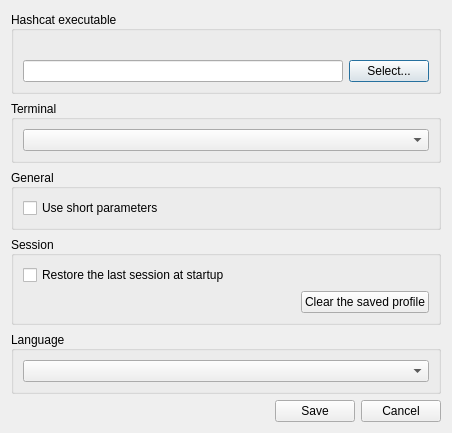
rgroesslinger/hashcat-gui, file src/settingsdialog.ui: the form before one commit.
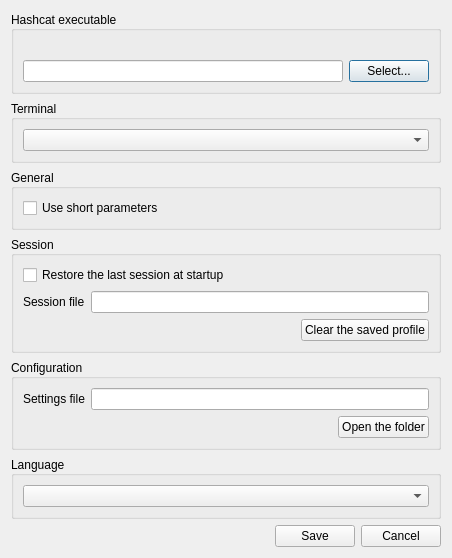
The form after the commit.

Commit message:
Show where the settings and the session are stored
The locations were only in the documentation. The dialog now states both of
them and offers to open the folder the settings live in.

Patch:
```diff
--- a/src/settingsdialog.ui
+++ b/src/settingsdialog.ui
@@ -177,6 +177,30 @@
         </property>
        </widget>
       </item>
+      <item>
+       <layout class="QHBoxLayout" name="horizontalLayout_profile_path">
+        <item>
+         <widget class="QLabel" name="label_profile_path_text">
+          <property name="text">
+           <string>Session file</string>
+          </property>
+          <property name="alignment">
+           <set>Qt::AlignmentFlag::AlignLeading|Qt::AlignmentFlag::AlignLeft|Qt::AlignmentFlag::AlignVCenter</set>
+          </property>
+         </widget>
+        </item>
+        <item>
+         <widget class="QLineEdit" name="lineEdit_profile_path">
+          <property name="readOnly">
+           <bool>true</bool>
+          </property>
+          <property name="toolTip">
+           <string>The file the last session is stored in</string>
+          </property>
+         </widget>
+        </item>
+       </layout>
+      </item>
       <item>
        <layout class="QHBoxLayout" name="horizontalLayout_clear_profile">
         <item>
@@ -204,6 +228,69 @@
      </layout>
     </widget>
    </item>
+   <item>
+    <widget class="QGroupBox" name="groupBox_configuration">
+     <property name="sizePolicy">
+      <sizepolicy hsizetype="Expanding" vsizetype="Preferred">
+       <horstretch>0</horstretch>
+       <verstretch>0</verstretch>
+      </sizepolicy>
+     </property>
+     <property name="title">
+      <string>Configuration</string>
+     </property>
+     <property name="alignment">
+      <set>Qt::AlignmentFlag::AlignLeft|Qt::AlignmentFlag::AlignVCenter</set>
+     </property>
+     <layout class="QVBoxLayout" name="verticalLayout_configuration">
+      <item>
+       <layout class="QHBoxLayout" name="horizontalLayout_settings_path">
+        <item>
+         <widget class="QLabel" name="label_settings_path_text">
+          <property name="text">
+           <string>Settings file</string>
+          </property>
+          <property name="alignment">
+           <set>Qt::AlignmentFlag::AlignLeading|Qt::AlignmentFlag::AlignLeft|Qt::AlignmentFlag::AlignVCenter</set>
+          </property>
+         </widget>
+        </item>
+        <item>
+         <widget class="QLineEdit" name="lineEdit_settings_path">
+          <property name="readOnly">
+           <bool>true</bool>
+          </property>
+         </widget>
+        </item>
+       </layout>
+      </item>
+      <item>
+       <layout class="QHBoxLayout" name="horizontalLayout_open_folder">
+        <item>
+         <spacer name="horizontalSpacer_open_folder">
+          <property name="orientation">
+           <enum>Qt::Orientation::Horizontal</enum>
+          </property>
+          <property name="sizeHint" stdset="0">
+           <size>
+            <width>40</width>
+            <height>20</height>
+           </size>
+          </property>
+         </spacer>
+        </item>
+        <item>
+         <widget class="QPushButton" name="pushButton_open_folder">
+          <property name="text">
+           <string>Open the folder</string>
+          </property>
+         </widget>
+        </item>
+       </layout>
+      </item>
+     </layout>
+    </widget>
+   </item>
    <item>
     <widget class="QGroupBox" name="groupBox_language">
      <property name="sizePolicy">
```
The commit also changes 6 other files.
